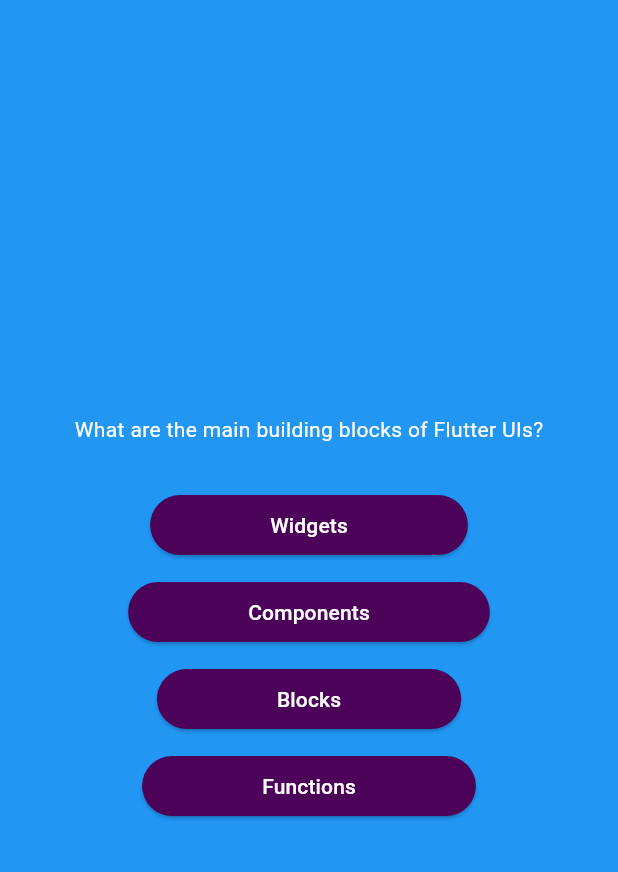
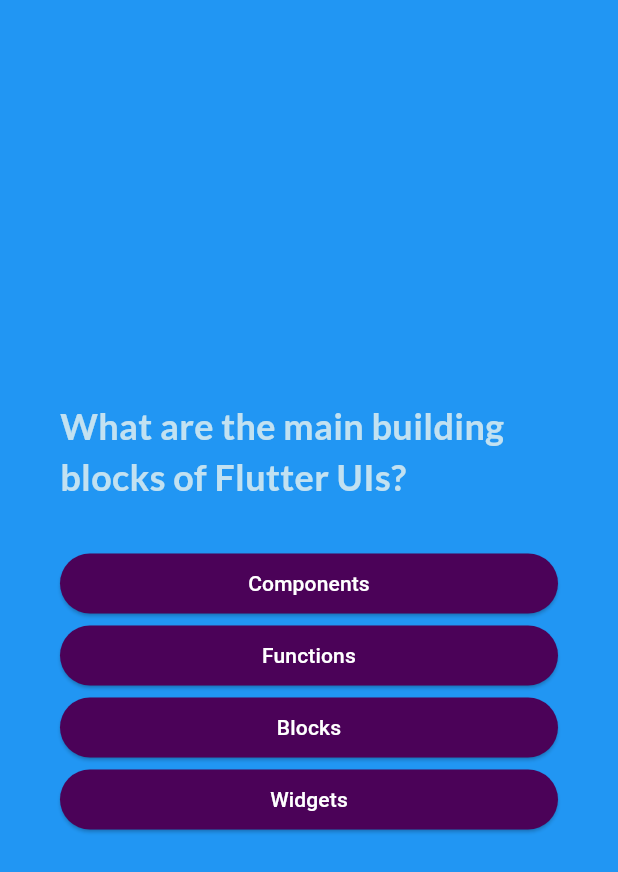
Before and after one commit to margind2020/Quiz-App, a Flutter app: the screen it shows after launch, after a tap on "Start Quiz", on a phone screen of 412 x 824 dp. Shown: the top 872 px of the screen. Run offline on Flutter 3.47's test engine with Material 3 defaults, Android fonts, the phone set to English and light mode, and no system bars; our stand-ins replace google_fonts.

Commit message:
added googlefonts and randomize options

```diff
--- a/lib/answer_button.dart
+++ b/lib/answer_button.dart
@@ -18,6 +18,7 @@ class AnswerButton extends StatelessWidget{
     ) ),
           onPressed: onTap,
           child: Text(answerText,
+          textAlign: TextAlign.center,
           style: TextStyle(color: Colors.white),
           ),
         );
--- a/lib/models/quiz_questions.dart
+++ b/lib/models/quiz_questions.dart
@@ -2,4 +2,9 @@ class QuizQuestions {
   const QuizQuestions(this.question, this.options);
   final String question;
   final List<String> options;
+  List<String>  ShuffledOptions () {
+    final shuffledlist = List.of(options);
+    shuffledlist.shuffle();
+    return shuffledlist;
+  }
 }
--- a/lib/question_screen.dart
+++ b/lib/question_screen.dart
@@ -2,6 +2,8 @@ import 'package:flutter/material.dart';
 import 'package:flutter_application_1/answer_button.dart';
 import 'package:flutter_application_1/data/questions.dart';
 import 'package:flutter_application_1/models/quiz_questions.dart';
+import 'package:google_fonts/google_fonts.dart';
+
 
 class question_screen extends StatefulWidget{
   const question_screen({super.key});
@@ -11,34 +13,39 @@ class question_screen extends StatefulWidget{
   }
 }
 class _questionscreen extends State<question_screen>{
+  var currentquestion1=0;
+  void answerquestion(){
+    setState(() {
+      currentquestion1++;
+    });
+  }
 
   @override
   Widget build(context){
-    final currentquestion= questions[0];
+    final currentquestion= questions[currentquestion1];
     return SizedBox(
       width:double.infinity,
       height: double.infinity,
-      child: Column(mainAxisAlignment: MainAxisAlignment.center,
-      children: [
-         Text(currentquestion.question,style: TextStyle(color: Colors.white),),
-        SizedBox(height: 30,),
-        AnswerButton(
-          answerText: currentquestion.options[0],
-          onTap: () {},
+      child: Container(
+        margin: const EdgeInsets.all(40),
+        child: Column(mainAxisAlignment: MainAxisAlignment.center,
+        crossAxisAlignment: CrossAxisAlignment.stretch,
+        children: [
+           Text(currentquestion.question,
+           style: GoogleFonts.lato(
+            color:  const Color.fromARGB(255, 194, 225, 241),
+            fontSize: 24,
+            fontWeight: FontWeight.bold,
+           ),
+           ),
+          SizedBox(height: 30,),
+          ...currentquestion.ShuffledOptions().map((answer){
+            return AnswerButton(
+              answerText: answer,
+             onTap: answerquestion,);
+          })
+        ],
         ),
-        SizedBox(height: 10,),
-        AnswerButton(answerText: currentquestion.options[1],
-        onTap: () {},
-        ),
-        SizedBox(height: 10,),
-        AnswerButton(answerText: currentquestion.options[2],
-        onTap: () {},
-        ),
-        SizedBox(height: 10,),
-        AnswerButton(answerText: currentquestion.options[3],
-        onTap: () {},
-        ),
-      ],
       ),
     );
   }
--- a/lib/startscreen.dart
+++ b/lib/startscreen.dart
@@ -1,5 +1,5 @@
 import 'package:flutter/material.dart';
-
+import 'package:google_fonts/google_fonts.dart';
 
 class Startscreen extends StatelessWidget{
   const Startscreen(this.startQuiz,{super.key});
--- a/pubspec.yaml
+++ b/pubspec.yaml
@@ -34,6 +34,7 @@ dependencies:
   # The following adds the Cupertino Icons font to your application.
   # Use with the CupertinoIcons class for iOS style icons.
   cupertino_icons: ^1.0.8
+  google_fonts: ^6.2.1
 
 dev_dependencies:
   flutter_test:
```
Also changed, not shown: pubspec.lock, 7 other files.
